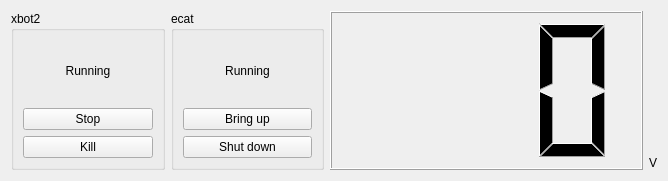
Old version of the form src/joint_state_gui/xbot2_status.ui in the repository ADVRHumanoids/robot_monitoring.
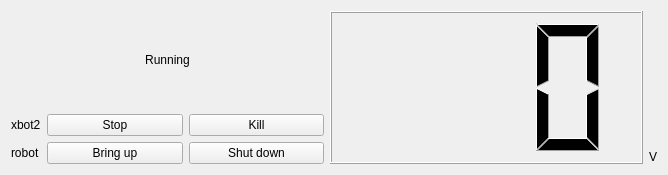
New version of the form.

What changed in the file:
```diff
--- a/src/joint_state_gui/xbot2_status.ui
+++ b/src/joint_state_gui/xbot2_status.ui
@@ -7,7 +7,7 @@
     <x>0</x>
     <y>0</y>
     <width>668</width>
-    <height>181</height>
+    <height>175</height>
    </rect>
   </property>
   <property name="windowTitle">
@@ -15,15 +15,7 @@
   </property>
   <layout class="QHBoxLayout" name="horizontalLayout">
    <item>
-    <layout class="QVBoxLayout" name="verticalLayout">
-     <item>
-      <layout class="QHBoxLayout" name="horizontalLayout_2">
-       <item>
-        <widget class="QGroupBox" name="groupBox">
-         <property name="title">
-          <string>xbot2</string>
-         </property>
-         <layout class="QVBoxLayout" name="verticalLayout_2">
+    <layout class="QVBoxLayout" name="verticalLayout" stretch="1,0">
           <item>
            <widget class="QLabel" name="statusLabelXbot">
             <property name="text">
@@ -35,6 +27,17 @@
            </widget>
           </item>
           <item>
+      <layout class="QFormLayout" name="formLayout">
+       <item row="0" column="0">
+        <widget class="QLabel" name="label">
+         <property name="text">
+          <string>xbot2</string>
+         </property>
+        </widget>
+       </item>
+       <item row="0" column="1">
+        <layout class="QHBoxLayout" name="horizontalLayout_3">
+         <item>
            <widget class="QPushButton" name="cmdBtn">
             <property name="text">
              <string>Stop</string>
@@ -52,24 +55,16 @@
            </widget>
           </item>
          </layout>
-        </widget>
        </item>
-       <item>
-        <widget class="QGroupBox" name="ecatBox">
-         <property name="title">
-          <string>ecat</string>
-         </property>
-         <layout class="QVBoxLayout" name="verticalLayout_5">
-          <item>
-           <widget class="QLabel" name="statusLabelEcat">
+       <item row="1" column="0">
+        <widget class="QLabel" name="label_2">
             <property name="text">
-             <string>Running</string>
-            </property>
-            <property name="alignment">
-             <set>Qt::AlignCenter</set>
+          <string>robot</string>
             </property>
            </widget>
           </item>
+       <item row="1" column="1">
+        <layout class="QHBoxLayout" name="horizontalLayout_2">
           <item>
            <widget class="QPushButton" name="bringupBtn">
             <property name="text">
@@ -85,7 +80,6 @@
            </widget>
           </item>
          </layout>
-        </widget>
        </item>
       </layout>
      </item>
```
Lines whose indentation alone changed are shown as unchanged.
